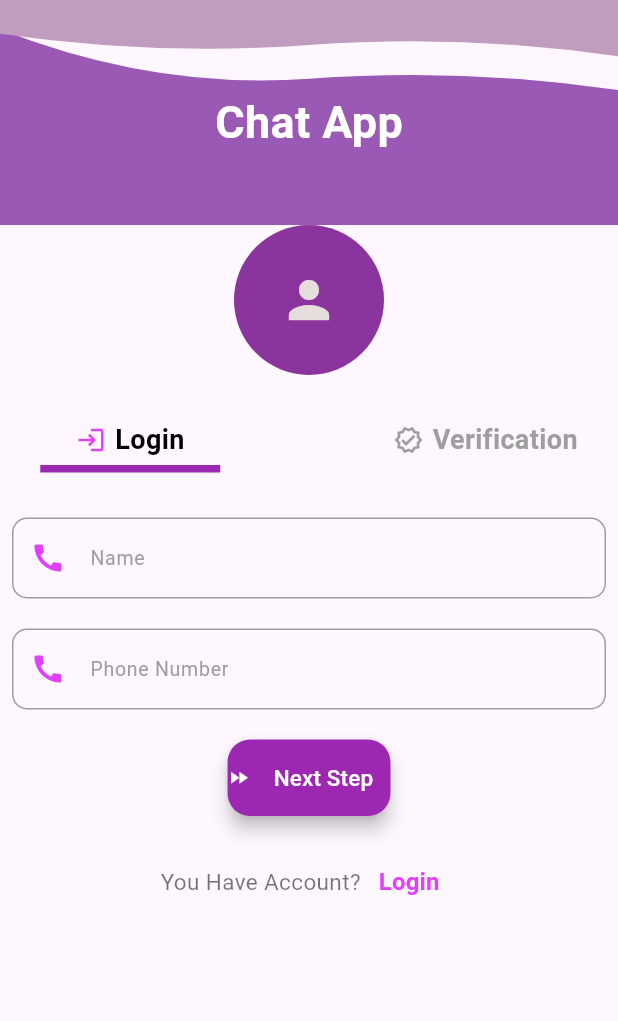
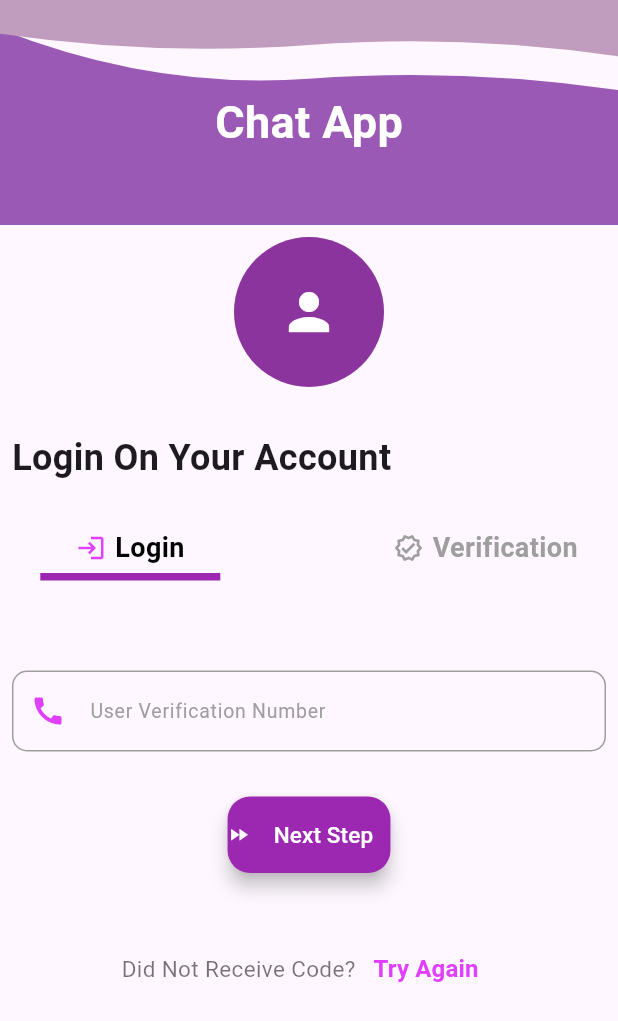
Before and after one commit to ranamohamed-hue/flutter_application_15cubit, a Flutter app: the screen it shows after launch, on a phone screen of 412 x 824 dp. Shown: the top 1021 px of the screen. Run offline on Flutter 3.47's test engine with Material 3 defaults, Android fonts, the phone set to English and light mode, and no system bars; our stand-ins replace bloc, cached_network_image, dio, flutter_bloc, shimmer, video_player.

Commit message:
new branch

```diff
--- a/lib/chat_app/login.dart
+++ b/lib/chat_app/login.dart
@@ -4,7 +4,6 @@ import 'package:flutter_application_15cubit/chat_app/buildPhoneInputField.dart';
 import 'package:flutter_application_15cubit/chat_app/buildnextstepbullon.dart';
 import 'package:flutter_application_15cubit/chat_app/buildpart3.dart';
 import 'package:flutter_application_15cubit/chat_app/buildtags.dart';
-import 'package:flutter_application_15cubit/chat_app/signin_verification.dart';
 
 class Login extends StatefulWidget {
   const Login({super.key});
@@ -16,17 +15,16 @@ class Login extends StatefulWidget {
 class _LoginState extends State<Login> {
   bool isLogin = true;
   final _formKey = GlobalKey<FormState>();
-  bool obscureText = true;
+
   @override
   Widget build(BuildContext context) {
     return Scaffold(
       appBar: const Appbarr(),
-
       body: Form(
         key: _formKey,
         child: SingleChildScrollView(
           child: Padding(
-            padding: const EdgeInsets.only(left: 8, right: 8, bottom: 8),
+            padding: const EdgeInsets.all(8.0),
             child: Column(
               crossAxisAlignment: CrossAxisAlignment.start,
               children: [
@@ -38,65 +36,29 @@ class _LoginState extends State<Login> {
                       shape: BoxShape.circle,
                       color: const Color.fromARGB(255, 140, 52, 158),
                     ),
-
-                    child: Icon(
-                      Icons.person,
-                      size: 40,
-                      color: const Color.fromARGB(255, 230, 221, 221),
-                    ),
+                    child: Icon(Icons.person, size: 40, color: Colors.white),
                   ),
                 ),
                 SizedBox(height: 30),
-
+                Text(
+                  isLogin
+                      ? 'Login On Your Account'
+                      : 'Enter the verification code sent to your phone',
+                  style: const TextStyle(
+                      fontSize: 24, fontWeight: FontWeight.bold),
+                ),
+                SizedBox(height: 30),
                 Buildtags(
                   isLoginActive: isLogin,
-                  onlogintap: () {
-                    setState(() => isLogin = true);
-                  },
-                  onverification: () {
-                    setState(() => isLogin = false);
-                  },
-                ),
-
-                SizedBox(height: 30),
-                Buildphoneinputfield(
-                  title: 'Name',
-                  hintText: 'Enter Your Name',
+                  onlogintap: () => setState(() => isLogin = true),
+                  onverification: () => setState(() => isLogin = false),
                 ),
                 SizedBox(height: 20),
-                Buildphoneinputfield(
-                  title: 'Phone Number',
-                  hintText: '+43 123-456-7890',
-                ),
-
-                SizedBox(height: 20),
-
-                Buildnextstepbullon(
-                  onPressed: () {
-                    Navigator.pushReplacement(
-                      context,
-                      PageRouteBuilder(
-                        pageBuilder:
-                            (context, animation, secondaryAnimation) =>
-                                SigninVerification(),
-                        transitionDuration: Duration(milliseconds: 400),
-                        transitionsBuilder: (
-                          context,
-                          animation,
-                          secondaryAnimation,
-                          child,
-                        ) {
-                          return FadeTransition(
-                            opacity: animation,
-                            child: child,
-                          );
-                        },
-                      ),
-                    );
-                  },
-                ),
-                SizedBox(height: 20),
-                Buildpart(comment: "You Have Account?", action: 'Login'),
+                isLogin
+                    ? SigninVerificationWidget(onNext: () {
+                        setState(() => isLogin = false);
+                      })
+                    : LoginVerificationWidget(),
               ],
             ),
           ),
@@ -105,3 +67,50 @@ class _LoginState extends State<Login> {
     );
   }
 }
+
+// SigninVerification Widget
+class SigninVerificationWidget extends StatelessWidget {
+  final VoidCallback onNext;
+  const SigninVerificationWidget({super.key, required this.onNext});
+
+  @override
+  Widget build(BuildContext context) {
+    return Column(
+      crossAxisAlignment: CrossAxisAlignment.start,
+      children: [
+        SizedBox(height: 40),
+        Buildphoneinputfield(
+          title: 'User Verification Number',
+          hintText: 'User Verification Number...',
+        ),
+        SizedBox(height: 30),
+        Buildnextstepbullon(onPressed: onNext),
+        SizedBox(height: 40),
+        Buildpart(comment: "Did Not Receive Code?", action: 'Try Again'),
+      ],
+    );
+  }
+}
+
+// LoginVerification Widget
+class LoginVerificationWidget extends StatelessWidget {
+  const LoginVerificationWidget({super.key});
+
+  @override
+  Widget build(BuildContext context) {
+    return Column(
+      crossAxisAlignment: CrossAxisAlignment.start,
+      children: [
+        const SizedBox(height: 30),
+        Buildphoneinputfield(
+          title: 'User Verification Number',
+          hintText: 'User Verification Number...',
+        ),
+        SizedBox(height: 20),
+        Buildnextstepbullon(onPressed: () {}),
+        SizedBox(height: 20),
+        Buildpart(comment: "Did Not Receive Code?", action: 'Try Again'),
+      ],
+    );
+  }
+}
```
Also changed, not shown: lib/chat_app/login_page.dart (deleted, +0 -78 lines), lib/chat_app/loginverification.dart (deleted, +0 -53 lines), lib/chat_app/signin_verification.dart (deleted, +0 -78 lines).
